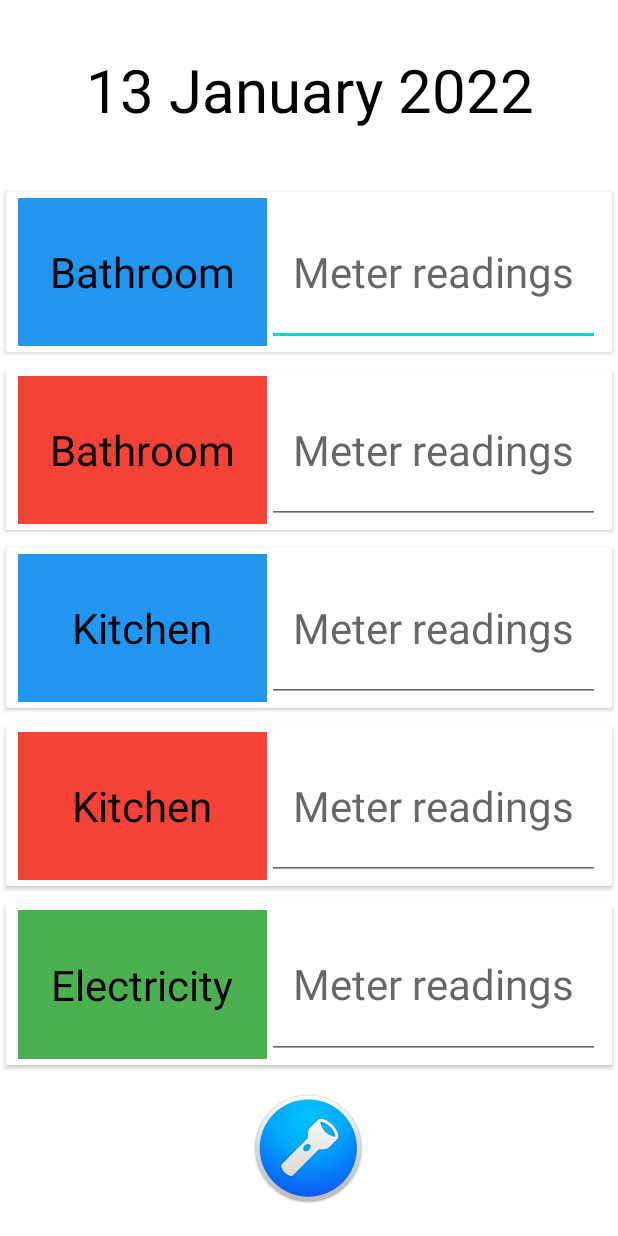
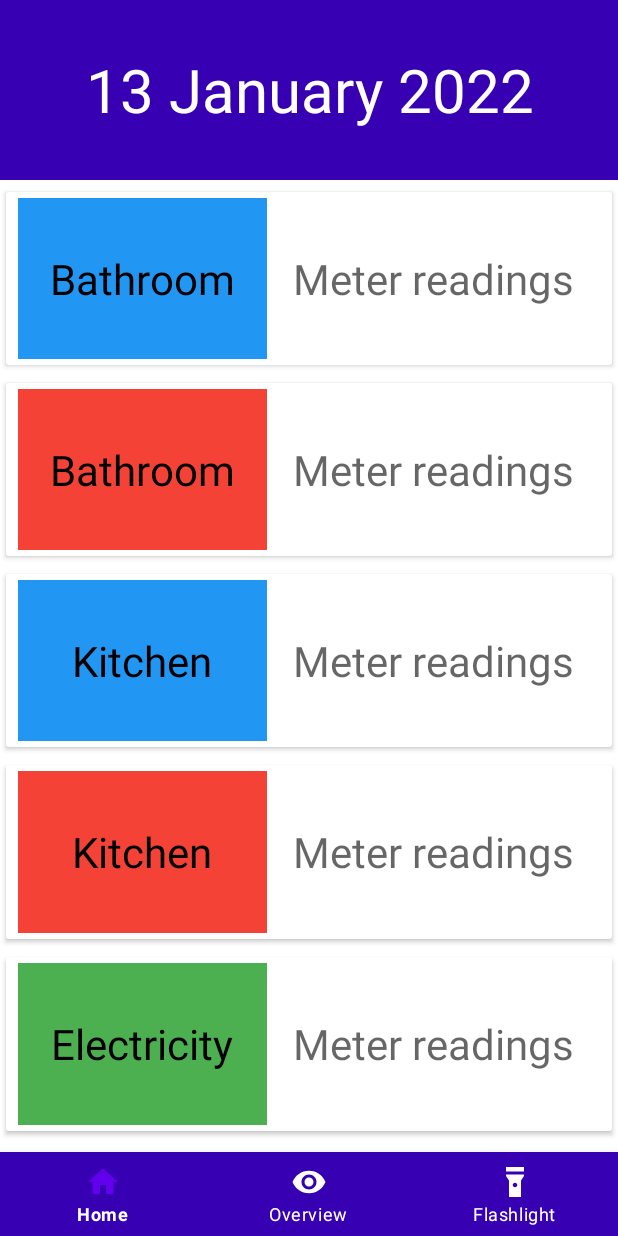
Before and after one commit to victor1810/UtilityMeters, an Android app: the screen it shows after launch (MainActivity), on a phone screen of 412 x 824 dp. Run offline under Robolectric (Android 15) with nearby library versions, the phone set to English and light mode, and no system bars; 2 statements that could not run were skipped.

Commit message:
Кнопка фонарика заменена на BottomNavigation

```diff
--- a/app/src/main/java/com/victor/utilitymeters/MainActivity.kt
+++ b/app/src/main/java/com/victor/utilitymeters/MainActivity.kt
@@ -6,20 +6,37 @@ import android.hardware.camera2.CameraManager
 import android.os.Build
 import androidx.appcompat.app.AppCompatActivity
 import android.os.Bundle
-import android.widget.ImageButton
 import android.widget.LinearLayout
 import android.widget.TextView
+import com.google.android.material.bottomnavigation.BottomNavigationView
 import java.text.SimpleDateFormat
 import java.util.*
 
 class MainActivity : AppCompatActivity() {
     var flashLightStatus: Boolean = false
+    lateinit var botttomNavigationMenu: BottomNavigationView
     override fun onCreate(savedInstanceState: Bundle?) {
         super.onCreate(savedInstanceState)
         setContentView(R.layout.activity_main)
         openFlashLight()
+        botttomNavigationMenu = findViewById(R.id.bottomNav)
+        botttomNavigationMenu.setOnItemSelectedListener {item ->
+            when(item.itemId) {
+                R.id.item1 -> {
 
-        // Код текущей даты в TextView *************************************************************
+                }
+                R.id.item2 -> {
+
+                }
+                R.id.item3 -> {
+                    openFlashLight()
+                }
+            }
+            true
+        }
+        botttomNavigationMenu.selectedItemId = R.id.item1
+//--------------------------------------------------------------------------------------------------
+// Текущая дата в TextView
 
         val currentDate = findViewById<TextView>(R.id.textDate)
         fun getCurrentDate(): String {
@@ -28,7 +45,8 @@ class MainActivity : AppCompatActivity() {
         }
         currentDate.text = getCurrentDate()
 
-        // Код ввода показания счётчиков ***********************************************************
+//--------------------------------------------------------------------------------------------------
+// Ввод показания счётчиков
 
         findViewById<LinearLayout>(R.id.cwb_btn).setOnClickListener {
             findViewById<TextView>(R.id.text_input_cold_water_bathroom).text = ""
@@ -46,11 +64,10 @@ class MainActivity : AppCompatActivity() {
             findViewById<TextView>(R.id.text_input_electricity).text = ""
         }
     }
+//--------------------------------------------------------------------------------------------------
+// Фонарик
 
-    // Код фонарика ********************************************************************************
     private fun openFlashLight() {
-        val btnLight: ImageButton = findViewById(R.id.imageButton)
-        btnLight.setOnClickListener { openFlashLight() }
         val cameraManager = getSystemService(Context.CAMERA_SERVICE) as CameraManager
         val cameraId = cameraManager.cameraIdList[0]
         if (!flashLightStatus) {
@@ -72,4 +89,5 @@ class MainActivity : AppCompatActivity() {
             }
         }
     }
+//--------------------------------------------------------------------------------------------------
 }
--- /dev/null
+++ b/app/src/main/res/drawable/bottom_navigation_selector.xml
@@ -0,0 +1,5 @@
+<?xml version="1.0" encoding="utf-8"?>
+<selector xmlns:android="http://schemas.android.com/apk/res/android">
+    <item android:state_checked="true" android:color = "@color/purple_500"/>
+    <item android:state_checked="false" android:color = "@color/white"/>
+</selector>
--- /dev/null
+++ b/app/src/main/res/drawable/ic_baseline_flashlight_on_24.xml
@@ -0,0 +1,13 @@
+<vector xmlns:android="http://schemas.android.com/apk/res/android"
+    android:width="24dp"
+    android:height="24dp"
+    android:viewportWidth="24"
+    android:viewportHeight="24"
+    android:tint="?attr/colorControlNormal">
+  <path
+      android:fillColor="@android:color/white"
+      android:pathData="M6,2h12v3h-12z"/>
+  <path
+      android:fillColor="@android:color/white"
+      android:pathData="M6,7v1l2,3v11h8V11l2,-3V7H6zM12,15.5c-0.83,0 -1.5,-0.67 -1.5,-1.5s0.67,-1.5 1.5,-1.5s1.5,0.67 1.5,1.5S12.83,15.5 12,15.5z"/>
+</vector>
--- /dev/null
+++ b/app/src/main/res/drawable/ic_baseline_home_24.xml
@@ -0,0 +1,10 @@
+<vector xmlns:android="http://schemas.android.com/apk/res/android"
+    android:width="24dp"
+    android:height="24dp"
+    android:viewportWidth="24"
+    android:viewportHeight="24"
+    android:tint="?attr/colorControlNormal">
+  <path
+      android:fillColor="@android:color/white"
+      android:pathData="M10,20v-6h4v6h5v-8h3L12,3 2,12h3v8z"/>
+</vector>
--- /dev/null
+++ b/app/src/main/res/drawable/ic_baseline_remove_red_eye_24.xml
@@ -0,0 +1,10 @@
+<vector xmlns:android="http://schemas.android.com/apk/res/android"
+    android:width="24dp"
+    android:height="24dp"
+    android:viewportWidth="24"
+    android:viewportHeight="24"
+    android:tint="?attr/colorControlNormal">
+  <path
+      android:fillColor="@android:color/white"
+      android:pathData="M12,4.5C7,4.5 2.73,7.61 1,12c1.73,4.39 6,7.5 11,7.5s9.27,-3.11 11,-7.5c-1.73,-4.39 -6,-7.5 -11,-7.5zM12,17c-2.76,0 -5,-2.24 -5,-5s2.24,-5 5,-5 5,2.24 5,5 -2.24,5 -5,5zM12,9c-1.66,0 -3,1.34 -3,3s1.34,3 3,3 3,-1.34 3,-3 -1.34,-3 -3,-3z"/>
+</vector>
--- a/app/src/main/res/layout/activity_main.xml
+++ b/app/src/main/res/layout/activity_main.xml
@@ -11,8 +11,9 @@
         android:layout_width="match_parent"
         android:layout_height="120dp"
         android:gravity="center"
+        android:background="@color/purple_700"
         android:text="@string/date"
-        android:textColor="@color/black"
+        android:textColor="@color/white"
         android:textSize="40sp"
         app:layout_constraintEnd_toEndOf="parent"
         app:layout_constraintHorizontal_bias="0.498"
@@ -24,8 +25,9 @@
         android:layout_width="match_parent"
         android:layout_height="0dp"
         android:layout_marginTop="2dp"
+        android:layout_marginBottom="8dp"
         android:orientation="vertical"
-        app:layout_constraintBottom_toTopOf="@+id/imageButton"
+        app:layout_constraintBottom_toTopOf="@+id/bottomNav"
         app:layout_constraintEnd_toEndOf="parent"
         app:layout_constraintStart_toStartOf="parent"
         app:layout_constraintTop_toBottomOf="@+id/textDate">
@@ -57,6 +59,7 @@
                 android:layout_weight="1"
                 android:autofillHints="Enter meter reading"
                 android:gravity="center"
+                android:background="@null"
                 android:hint="@string/meter_readings"
                 android:inputType="number"
                 android:textColor="@color/black"
@@ -91,6 +94,7 @@
                 android:layout_weight="1"
                 android:autofillHints="Enter meter reading"
                 android:gravity="center"
+                android:background="@null"
                 android:hint="@string/meter_readings"
                 android:inputType="number"
                 android:textColor="@color/black"
@@ -125,6 +129,7 @@
                 android:layout_weight="1"
                 android:autofillHints="Enter meter reading"
                 android:gravity="center"
+                android:background="@null"
                 android:hint="@string/meter_readings"
                 android:inputType="number"
                 android:textColor="@color/black"
@@ -159,6 +164,7 @@
                 android:layout_weight="1"
                 android:autofillHints="Enter meter reading"
                 android:gravity="center"
+                android:background="@null"
                 android:hint="@string/meter_readings"
                 android:inputType="number"
                 android:textColor="@color/black"
@@ -193,6 +199,7 @@
                 android:layout_weight="1"
                 android:autofillHints="Enter meter reading"
                 android:gravity="center"
+                android:background="@null"
                 android:hint="@string/meter_readings"
                 android:inputType="number"
                 android:textColor="@color/black"
@@ -202,16 +209,16 @@
 
     </LinearLayout>
 
-    <ImageButton
-        android:id="@+id/imageButton"
-        android:layout_width="100dp"
-        android:layout_height="100dp"
-        android:layout_marginBottom="8dp"
-        android:backgroundTint="@android:color/transparent"
-        android:scaleType="fitCenter"
+    <com.google.android.material.bottomnavigation.BottomNavigationView
+        android:id="@+id/bottomNav"
+        android:layout_width="0dp"
+        android:layout_height="wrap_content"
+        android:background="@color/purple_700"
+        app:itemIconTint="@drawable/bottom_navigation_selector"
+        app:itemTextColor="@color/white"
         app:layout_constraintBottom_toBottomOf="parent"
-        app:layout_constraintEnd_toEndOf="@+id/linearLayout"
-        app:layout_constraintStart_toStartOf="@+id/linearLayout"
-        app:srcCompat="@drawable/flashlight" />
+        app:layout_constraintEnd_toEndOf="parent"
+        app:layout_constraintStart_toStartOf="parent"
+        app:menu="@menu/bottom_menu" />
 
 </androidx.constraintlayout.widget.ConstraintLayout>
--- /dev/null
+++ b/app/src/main/res/menu/bottom_menu.xml
@@ -0,0 +1,22 @@
+<?xml version="1.0" encoding="utf-8"?>
+<menu xmlns:android="http://schemas.android.com/apk/res/android">
+
+    <item
+        android:id="@+id/item1"
+        android:enabled="true"
+        android:icon="@drawable/ic_baseline_home_24"
+        android:title="@string/home" />
+
+    <item
+        android:id="@+id/item2"
+        android:enabled="true"
+        android:icon="@drawable/ic_baseline_remove_red_eye_24"
+        android:title="@string/overview" />
+
+    <item
+        android:id="@+id/item3"
+        android:enabled="true"
+        android:icon="@drawable/ic_baseline_flashlight_on_24"
+        android:title="@string/flashlight" />
+
+</menu>
--- a/app/src/main/res/values-night/themes.xml
+++ b/app/src/main/res/values-night/themes.xml
@@ -9,6 +9,7 @@
         <item name="colorSecondary">@color/teal_200</item>
         <item name="colorSecondaryVariant">@color/teal_200</item>
         <item name="colorOnSecondary">@color/black</item>
+        <item name="android:windowFullscreen">true</item>
         <!-- Status bar color. -->
         <item name="android:statusBarColor" tools:targetApi="l">?attr/colorPrimaryVariant</item>
         <!-- Customize your theme here. -->
--- a/app/src/main/res/values/colors.xml
+++ b/app/src/main/res/values/colors.xml
@@ -10,6 +10,5 @@
     <color name="teal_700">#FF018786</color>
     <color name="black">#FF000000</color>
     <color name="white">#FFFFFFFF</color>
-    <color name="gray">#CCCBCB</color>
-    <color name="dark_gray">#313131</color>
+    <color name="gray">#868686</color>
 </resources>
--- a/app/src/main/res/values/strings.xml
+++ b/app/src/main/res/values/strings.xml
@@ -8,4 +8,7 @@
     <string name="bathroom">Bathroom</string>
     <string name="kitchen">Kitchen</string>
     <string name="meter_readings">Meter readings</string>
+    <string name="home">Home</string>
+    <string name="overview">Overview</string>
+    <string name="flashlight">Flashlight</string>
 </resources>
--- a/app/src/main/res/values/themes.xml
+++ b/app/src/main/res/values/themes.xml
@@ -9,6 +9,7 @@
         <item name="colorSecondary">@color/teal_200</item>
         <item name="colorSecondaryVariant">@color/teal_700</item>
         <item name="colorOnSecondary">@color/black</item>
+        <item name="android:windowFullscreen">true</item>
         <!-- Status bar color. -->
         <item name="android:statusBarColor" tools:targetApi="l">?attr/colorPrimaryVariant</item>
         <!-- Customize your theme here. -->
```
Also changed, not shown: app/src/main/res/drawable/flashlight.png (deleted).
